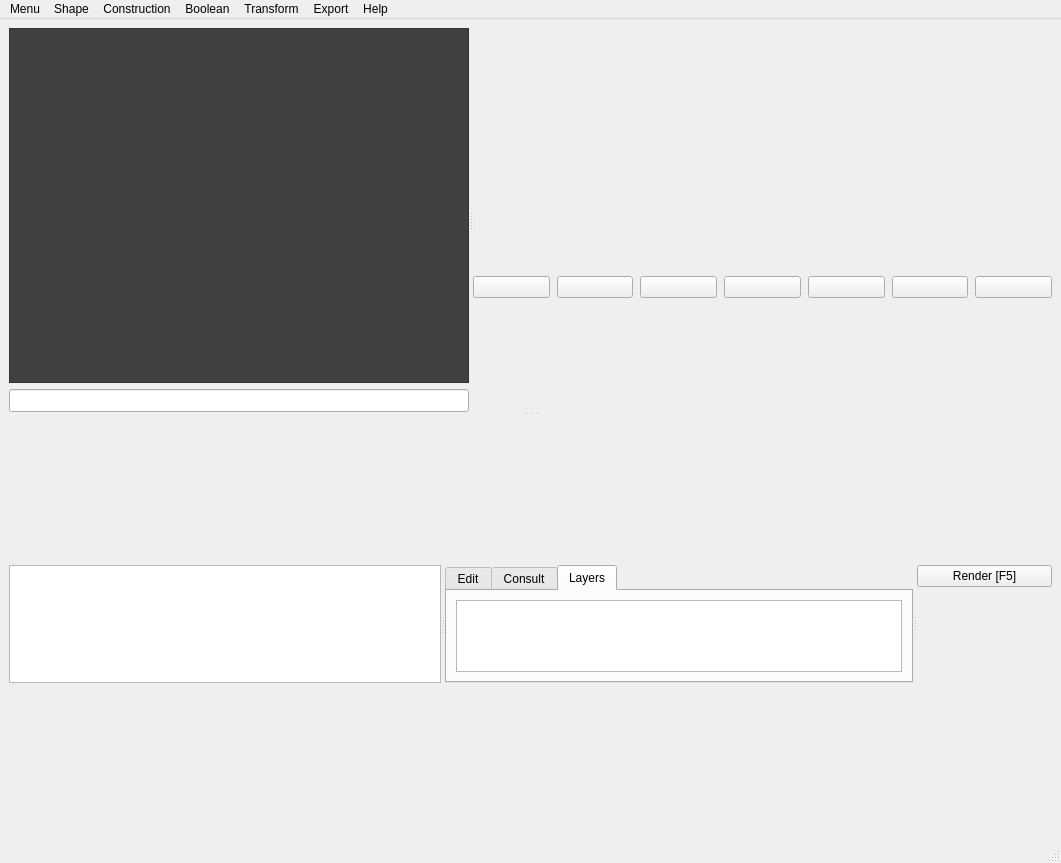
Above: poccad.ui from Tanneguydv/poccad before the change. Below: the same form after it.
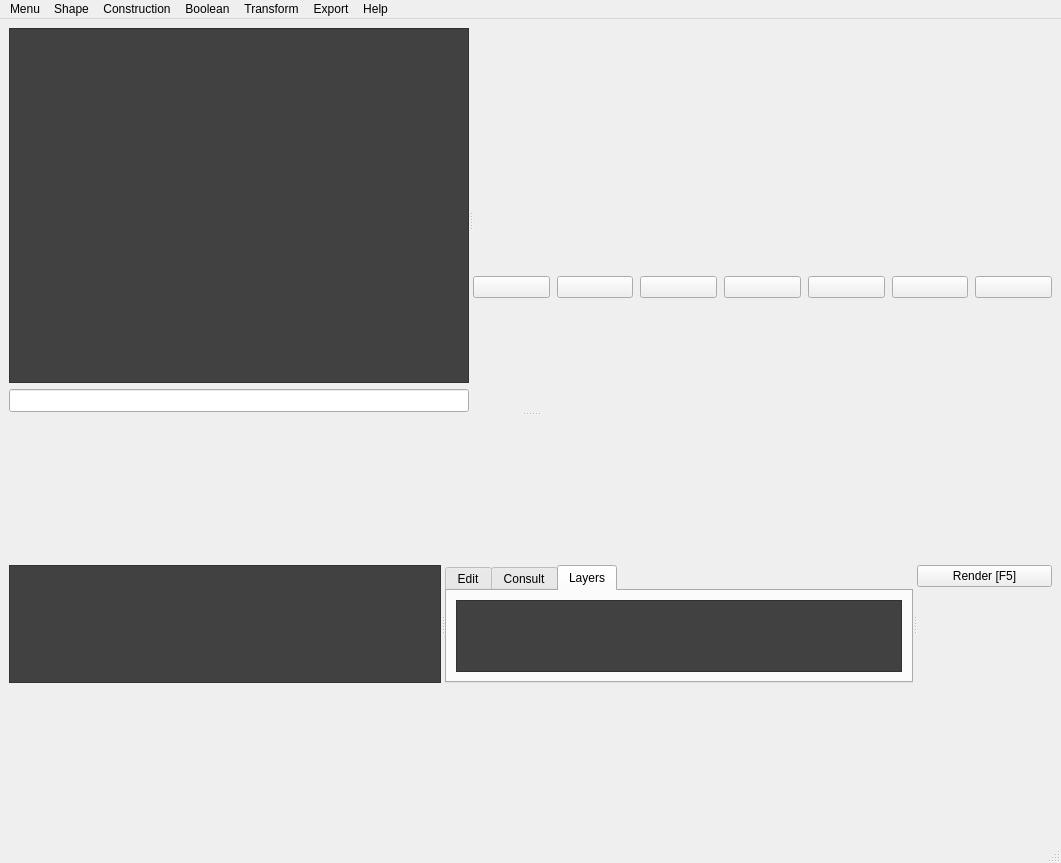
That is the form after the change. The open tabs and pages were chosen to show the change. Icons and pictures are not drawn. Custom widgets are drawn as their Qt base class.

The edit to the form file:
```diff
--- a/poccad.ui
+++ b/poccad.ui
@@ -351,9 +351,131 @@
                 <verstretch>0</verstretch>
                </sizepolicy>
               </property>
+              <property name="palette">
+               <palette>
+                <active>
+                 <colorrole role="Button">
+                  <brush brushstyle="SolidPattern">
+                   <color alpha="255">
+                    <red>65</red>
+                    <green>65</green>
+                    <blue>65</blue>
+                   </color>
+                  </brush>
+                 </colorrole>
+                 <colorrole role="Text">
+                  <brush brushstyle="SolidPattern">
+                   <color alpha="255">
+                    <red>255</red>
+                    <green>255</green>
+                    <blue>255</blue>
+                   </color>
+                  </brush>
+                 </colorrole>
+                 <colorrole role="Base">
+                  <brush brushstyle="SolidPattern">
+                   <color alpha="255">
+                    <red>65</red>
+                    <green>65</green>
+                    <blue>65</blue>
+                   </color>
+                  </brush>
+                 </colorrole>
+                 <colorrole role="Window">
+                  <brush brushstyle="SolidPattern">
+                   <color alpha="255">
+                    <red>65</red>
+                    <green>65</green>
+                    <blue>65</blue>
+                   </color>
+                  </brush>
+                 </colorrole>
+                </active>
+                <inactive>
+                 <colorrole role="Button">
+                  <brush brushstyle="SolidPattern">
+                   <color alpha="255">
+                    <red>65</red>
+                    <green>65</green>
+                    <blue>65</blue>
+                   </color>
+                  </brush>
+                 </colorrole>
+                 <colorrole role="Text">
+                  <brush brushstyle="SolidPattern">
+                   <color alpha="255">
+                    <red>255</red>
+                    <green>255</green>
+                    <blue>255</blue>
+                   </color>
+                  </brush>
+                 </colorrole>
+                 <colorrole role="Base">
+                  <brush brushstyle="SolidPattern">
+                   <color alpha="255">
+                    <red>65</red>
+                    <green>65</green>
+                    <blue>65</blue>
+                   </color>
+                  </brush>
+                 </colorrole>
+                 <colorrole role="Window">
+                  <brush brushstyle="SolidPattern">
+                   <color alpha="255">
+                    <red>65</red>
+                    <green>65</green>
+                    <blue>65</blue>
+                   </color>
+                  </brush>
+                 </colorrole>
+                </inactive>
+                <disabled>
+                 <colorrole role="Button">
+                  <brush brushstyle="SolidPattern">
+                   <color alpha="255">
+                    <red>65</red>
+                    <green>65</green>
+                    <blue>65</blue>
+                   </color>
+                  </brush>
+                 </colorrole>
+                 <colorrole role="Text">
+                  <brush brushstyle="SolidPattern">
+                   <color alpha="255">
+                    <red>120</red>
+                    <green>120</green>
+                    <blue>120</blue>
+                   </color>
+                  </brush>
+                 </colorrole>
+                 <colorrole role="Base">
+                  <brush brushstyle="SolidPattern">
+                   <color alpha="255">
+                    <red>65</red>
+                    <green>65</green>
+                    <blue>65</blue>
+                   </color>
+                  </brush>
+                 </colorrole>
+                 <colorrole role="Window">
+                  <brush brushstyle="SolidPattern">
+                   <color alpha="255">
+                    <red>65</red>
+                    <green>65</green>
+                    <blue>65</blue>
+                   </color>
+                  </brush>
+                 </colorrole>
+                </disabled>
+               </palette>
+              </property>
               <property name="contextMenuPolicy">
                <enum>Qt::CustomContextMenu</enum>
               </property>
+              <property name="styleSheet">
+               <string notr="true">background-color:rgb(65, 65, 65);
+</string>
+              </property>
               <property name="dragEnabled">
                <bool>true</bool>
               </property>
@@ -739,6 +861,128 @@
                     <verstretch>0</verstretch>
                    </sizepolicy>
                   </property>
+                  <property name="palette">
+                   <palette>
+                    <active>
+                     <colorrole role="Button">
+                      <brush brushstyle="SolidPattern">
+                       <color alpha="255">
+                        <red>65</red>
+                        <green>65</green>
+                        <blue>65</blue>
+                       </color>
+                      </brush>
+                     </colorrole>
+                     <colorrole role="Text">
+                      <brush brushstyle="SolidPattern">
+                       <color alpha="255">
+                        <red>255</red>
+                        <green>255</green>
+                        <blue>255</blue>
+                       </color>
+                      </brush>
+                     </colorrole>
+                     <colorrole role="Base">
+                      <brush brushstyle="SolidPattern">
+                       <color alpha="255">
+                        <red>65</red>
+                        <green>65</green>
+                        <blue>65</blue>
+                       </color>
+                      </brush>
+                     </colorrole>
+                     <colorrole role="Window">
+                      <brush brushstyle="SolidPattern">
+                       <color alpha="255">
+                        <red>65</red>
+                        <green>65</green>
+                        <blue>65</blue>
+                       </color>
+                      </brush>
+                     </colorrole>
+                    </active>
+                    <inactive>
+                     <colorrole role="Button">
+                      <brush brushstyle="SolidPattern">
+                       <color alpha="255">
+                        <red>65</red>
+                        <green>65</green>
+                        <blue>65</blue>
+                       </color>
+                      </brush>
+                     </colorrole>
+                     <colorrole role="Text">
+                      <brush brushstyle="SolidPattern">
+                       <color alpha="255">
+                        <red>255</red>
+                        <green>255</green>
+                        <blue>255</blue>
+                       </color>
+                      </brush>
+                     </colorrole>
+                     <colorrole role="Base">
+                      <brush brushstyle="SolidPattern">
+                       <color alpha="255">
+                        <red>65</red>
+                        <green>65</green>
+                        <blue>65</blue>
+                       </color>
+                      </brush>
+                     </colorrole>
+                     <colorrole role="Window">
+                      <brush brushstyle="SolidPattern">
+                       <color alpha="255">
+                        <red>65</red>
+                        <green>65</green>
+                        <blue>65</blue>
+                       </color>
+                      </brush>
+                     </colorrole>
+                    </inactive>
+                    <disabled>
+                     <colorrole role="Button">
+                      <brush brushstyle="SolidPattern">
+                       <color alpha="255">
+                        <red>65</red>
+                        <green>65</green>
+                        <blue>65</blue>
+                       </color>
+                      </brush>
+                     </colorrole>
+                     <colorrole role="Text">
+                      <brush brushstyle="SolidPattern">
+                       <color alpha="255">
+                        <red>120</red>
+                        <green>120</green>
+                        <blue>120</blue>
+                       </color>
+                      </brush>
+                     </colorrole>
+                     <colorrole role="Base">
+                      <brush brushstyle="SolidPattern">
+                       <color alpha="255">
+                        <red>65</red>
+                        <green>65</green>
+                        <blue>65</blue>
+                       </color>
+                      </brush>
+                     </colorrole>
+                     <colorrole role="Window">
+                      <brush brushstyle="SolidPattern">
+                       <color alpha="255">
+                        <red>65</red>
+                        <green>65</green>
+                        <blue>65</blue>
+                       </color>
+                      </brush>
+                     </colorrole>
+                    </disabled>
+                   </palette>
+                  </property>
+                  <property name="styleSheet">
+                   <string notr="true">background-color:rgb(65, 65, 65);
+</string>
+                  </property>
                   <property name="editTriggers">
                    <set>QAbstractItemView::DoubleClicked|QAbstractItemView::EditKeyPressed</set>
                   </property>
```
Left out of the diff: 3 changed lines with no effect on the pictures.
